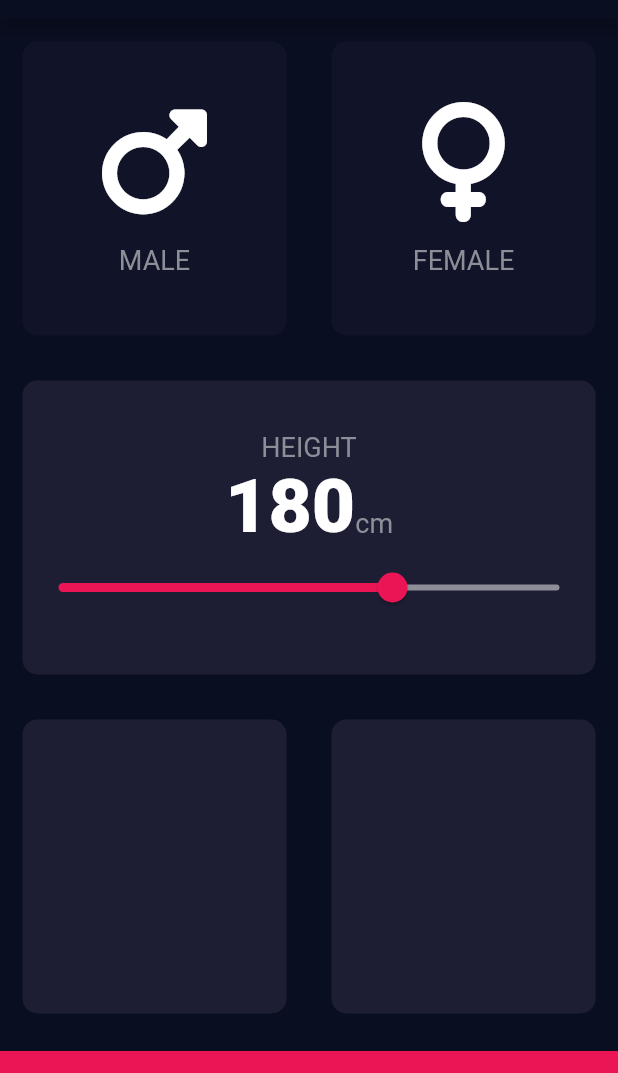
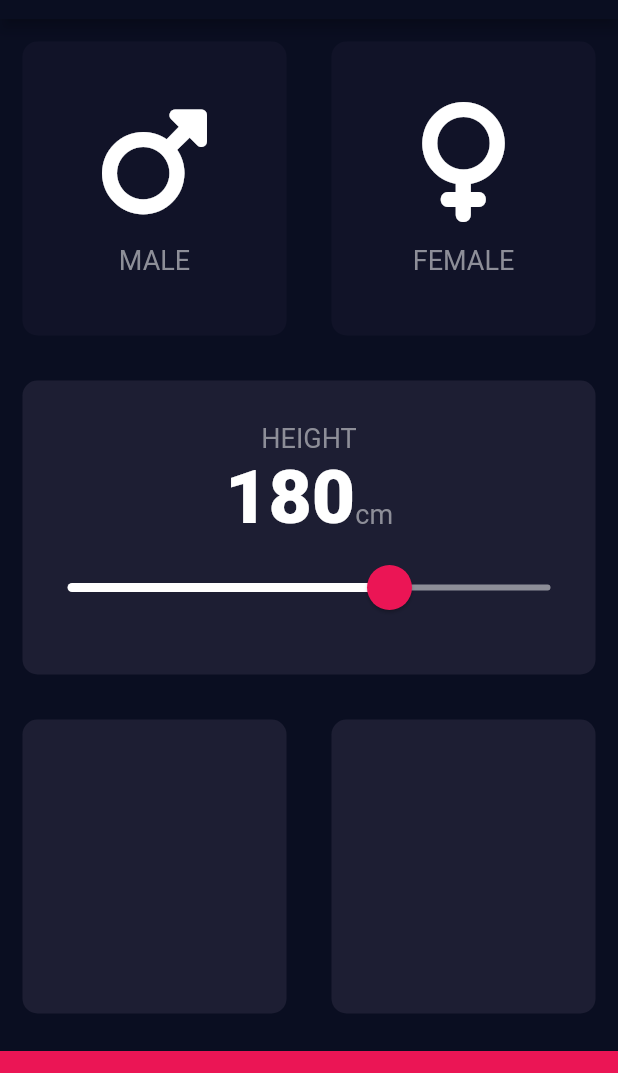
Before and after one commit to juriaCardozo/BMI-calculator, a Flutter app: the screen it shows after launch, on a phone screen of 412 x 824 dp, the part 65-1138 px from its top. Run offline on Flutter 3.47's test engine with Material 2 defaults, Android fonts, the phone set to English and light mode, and no system bars; our stand-ins replace font_awesome_flutter.

Commit message:
Customized Slider

```diff
--- a/lib/constants.dart
+++ b/lib/constants.dart
@@ -4,7 +4,6 @@ const kBottomContainerHeight = 80.0;
 const kActiveCardColour = Color(0xFF1D1E33);
 const kInactiveCardColor = Color(0xFF111328);
 const kBottomContainerColour = Color(0xFFEB1555);
-const kInactiveSliderColor = Color(0xFF8D8E98);
 const kMinHeight = 100.0;
 const kMaxHeight = 220.0;
 
--- a/lib/input_page.dart
+++ b/lib/input_page.dart
@@ -87,17 +87,27 @@ class _InputPageState extends State<InputPage> {
                       ),
                     ],
                   ),
-                  Slider(
+                  SliderTheme(
+                    data: SliderTheme.of(context).copyWith(
+                      activeTrackColor: Colors.white,
+                      inactiveTrackColor: Color(0xFF8D8E98),
+                      thumbColor: Color(0xFFEB1555),
+                      overlayColor: Color(0x29EB1555),
+                      thumbShape:
+                          RoundSliderThumbShape(enabledThumbRadius: 15.0),
+                      overlayShape:
+                          RoundSliderOverlayShape(overlayRadius: 30.0),
+                    ),
+                    child: Slider(
                       value: height.toDouble(),
                       min: kMinHeight,
                       max: kMaxHeight,
-                    activeColor: kBottomContainerColour,
-                    inactiveColor: kInactiveSliderColor,
                       onChanged: (double newValue) {
                         setState(() {
                           height = newValue.round();
                         });
                       },
+                    ),
                   ),
                 ],
               )),
```
Lines whose indentation alone changed are shown as unchanged.
